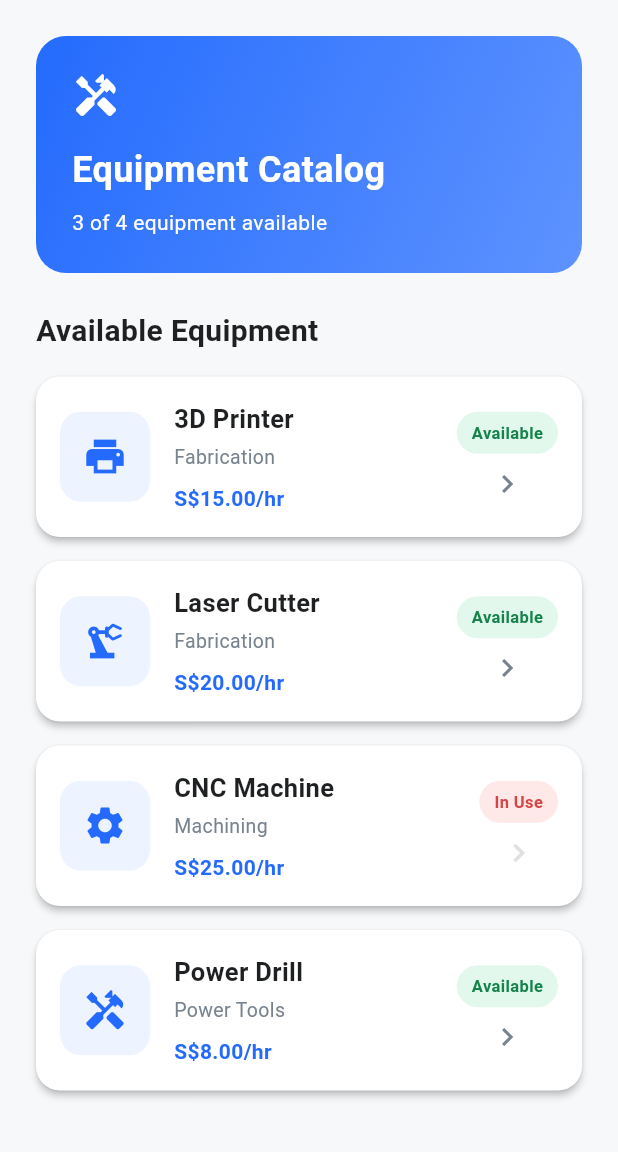
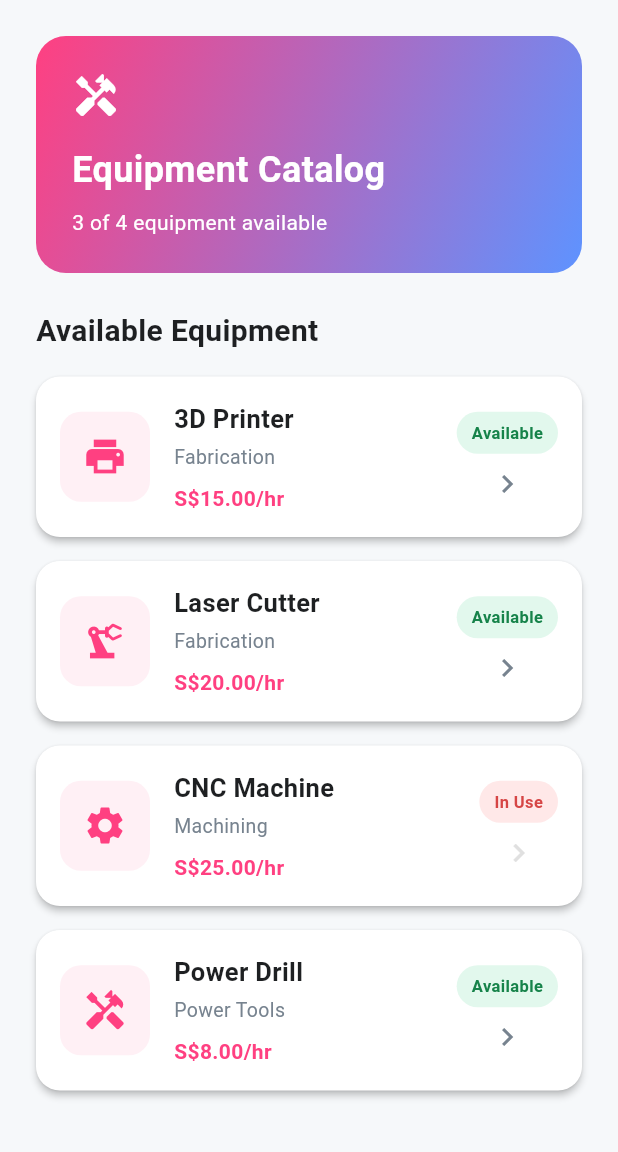
Before and after one commit to est-xllx/wss-workshop-manager, a Flutter app: the screen it shows after launch, on a phone screen of 412 x 824 dp, the part 84-1236 px from its top. Run offline on Flutter 3.47's test engine with Material 3 defaults, Android fonts, the phone set to English and light mode, and no system bars.

Commit message:
style: experimental high-contrast palette break

```diff
--- a/lib/utils/app_colors.dart
+++ b/lib/utils/app_colors.dart
@@ -4,7 +4,7 @@ class AppColors {
   AppColors._();
 
   static const Color background = Color(0xFFF6F8FA);
-  static const Color primary = Color(0xFF246BFD);
+  static const Color primary = Colors.pinkAccent;
   static const Color primaryLight = Color(0xFF5E93FF);
 
   static const Color card = Colors.white;
```
